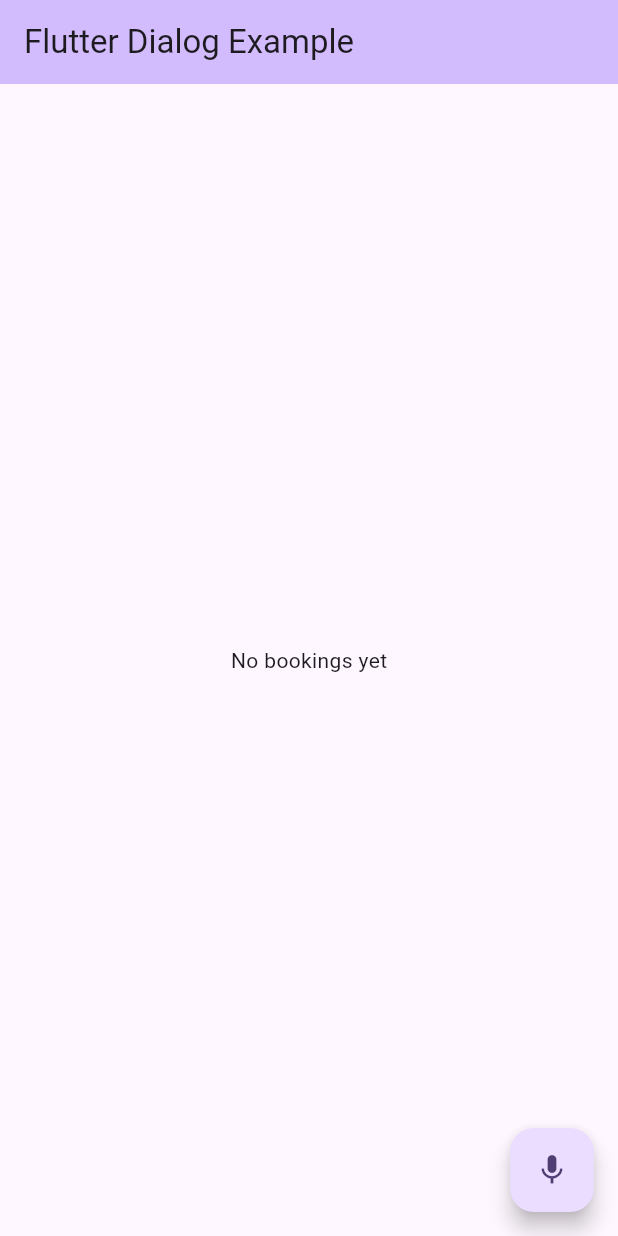
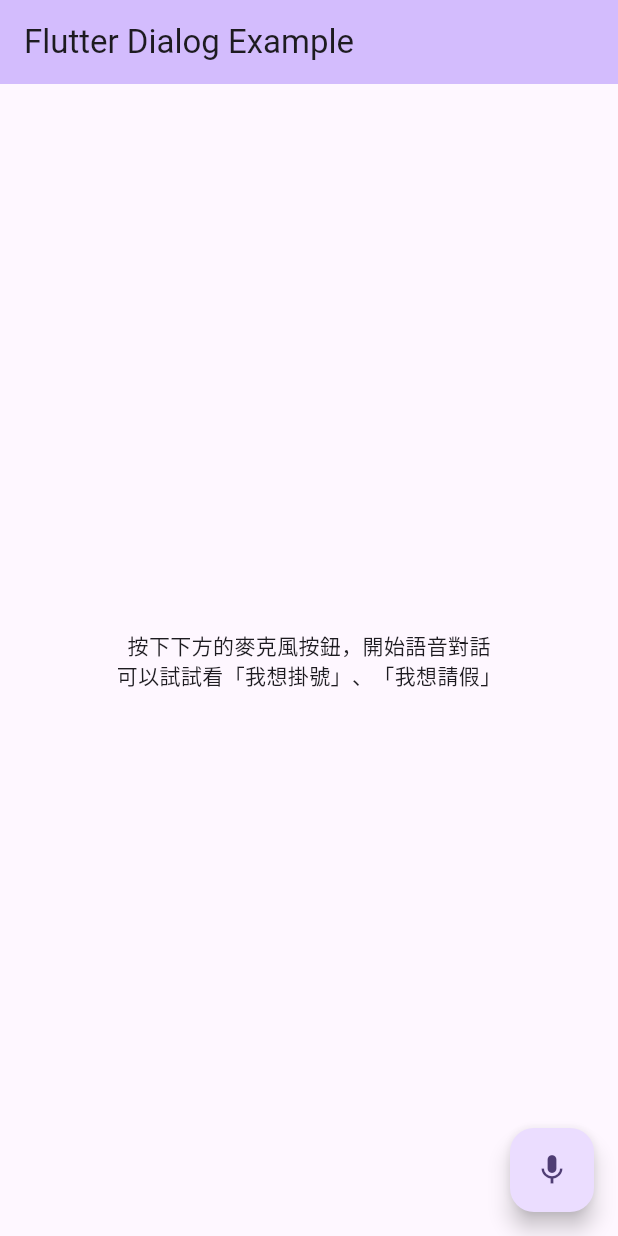
Before and after one commit to zonble/flutter_dialog, a Flutter app: the screen it shows after launch, on a phone screen of 412 x 824 dp. Run offline on Flutter 3.47's test engine with Material 3 defaults, Android fonts, the phone set to English and light mode, and no system bars; our stand-ins replace bloc, flutter_bloc, flutter_tts, google_generative_ai, speech_to_text.

Commit message:
Updates the example.

```diff
--- a/dialog_app/lib/bloc/dialog_cubit.dart
+++ b/dialog_app/lib/bloc/dialog_cubit.dart
@@ -4,9 +4,9 @@ import 'package:bloc/bloc.dart';
 import 'package:flutter_dialog/flutter_dialog.dart';
 
 import 'api_key.dart';
+import 'teams_helper.dart';
 import 'vui_flows/hospital_appointment.dart';
 import 'vui_flows/leave_application.dart';
-import 'teams_helper.dart';
 
 class DialogCubit extends Cubit<DialogEngineState> {
   final _dialogEngine = DialogEngine(
@@ -23,6 +23,9 @@ class DialogCubit extends Cubit<DialogEngineState> {
     '神經內科',
     '婦產科',
     '小兒科',
+    '眼科',
+    '牙科',
+    '耳鼻喉科'
   ];
 
   final Future<void> Function(
--- a/dialog_app/lib/bookings_page.dart
+++ b/dialog_app/lib/bookings_page.dart
@@ -11,7 +11,14 @@ class BookingsPage extends StatelessWidget {
       if (state is BookingWithData) {
         if (state.records.isEmpty) {
           return const Center(
-            child: Text('No bookings yet'),
+            child: Column(
+              mainAxisAlignment: MainAxisAlignment.center,
+              crossAxisAlignment: CrossAxisAlignment.center,
+              children: [
+                Text('按下下方的麥克風按鈕，開始語音對話'),
+                Text('可以試試看「我想掛號」、「我想請假」'),
+              ],
+            ),
           );
         }
         return ListView.builder(
@@ -27,7 +34,14 @@ class BookingsPage extends StatelessWidget {
         );
       } else {
         return const Center(
-          child: Text('No bookings yet'),
+          child: Column(
+            mainAxisAlignment: MainAxisAlignment.center,
+            crossAxisAlignment: CrossAxisAlignment.center,
+            children: [
+              Text('按下下方的麥克風按鈕，開始語音對話'),
+              Text('可以試試看「我想掛號」、「我想請假」'),
+            ],
+          ),
         );
       }
     });
--- a/dialog_app/lib/main.dart
+++ b/dialog_app/lib/main.dart
@@ -68,8 +68,15 @@ class _MyHomePageState extends State<MyHomePage> {
       body: BlocBuilder<DialogCubit, DialogEngineState>(
         builder: (context, state) {
           if (state is DialogEngineIdling) {
-            return BookingsPage();
+            return const BookingsPage();
           }
+          if (state is DialogEngineError) {
+            final message = state.errorMessage;
+            return Center(
+              child: Text('Error occurred: $message'),
+            );
+          }
+
           if (state is DialogEngineListening) {
             return Center(
                 child: Column(
--- a/lib/src/dialog_engine_state.dart
+++ b/lib/src/dialog_engine_state.dart
@@ -6,6 +6,14 @@ abstract class DialogEngineState {}
 
 /// Represents that [DialogEngine] is idling.
 class DialogEngineIdling extends DialogEngineState {}
+
+class DialogEngineError extends DialogEngineState {
+  /// The error message.
+  final String errorMessage;
+
+  /// Creates a new instance.
+  DialogEngineError({required this.errorMessage});
+}
 
 /// Represents that [DialogEngine] is listening.
 class DialogEngineListening extends DialogEngineState {
--- a/lib/src/imp/gemini_nlu_engine.dart
+++ b/lib/src/imp/gemini_nlu_engine.dart
@@ -75,6 +75,7 @@ class GeminiNluEngine extends NluEngine {
       throw GeminiNluEngineError(
           'Failed to extract response from jsonString $jsonString.');
     }
+    print('jsonString $jsonString');
     final map = json.decode(jsonString);
     final intent = NluIntent.fromMap(map);
     return intent;
```
Also changed, not shown: dialog_app/lib/bloc/vui_flows/hospital_appointment.dart (+14 -4 lines), lib/src/dialog_engine.dart (+7 -2 lines), lib/src/imp/platform_tts_engine.dart (+4 -4 lines), dialog_app/pubspec.lock.
